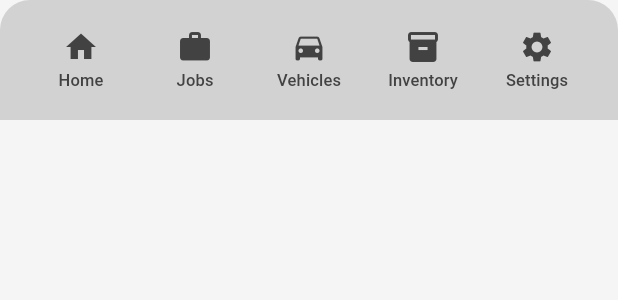
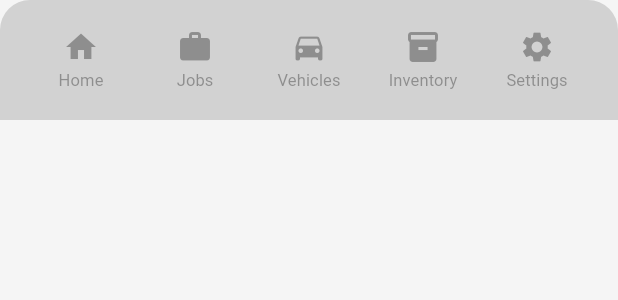
Before and after one commit to KurenoChan/Fixero, a Flutter app: the FixeroBottomAppBar widget shown alone on an empty page, opened directly, on a phone screen of 412 x 824 dp. Shown: the top 300 px of the screen. Run offline on Flutter 3.47's test engine with Material 3 defaults, Android fonts, the phone set to English and light mode, and no system bars; our stand-ins replace animated_splash_screen, firebase_auth, firebase_core, fl_chart, google_sign_in, shared_preferences and 2 more; accounts and stored records are empty; network calls fail.

Commit message:
Refactor: Enhance BottomAppBar and AppBar components
This commit introduces several improvements to the application's navigation and UI:

**BottomAppBar (`FixeroBottomAppBar.dart`):**
- Implemented navigation functionality. Tapping an item now navigates to the corresponding page using `Navigator.pushReplacement`.
- Added active state highlighting: The currently active navigation item is visually distinct (bold text and brighter icon).
- Each navigation item now correctly maps to a specific page and route name.

**AppBar:**
- Renamed `FixeroAppbar.dart` to `FixeroSubAppBar.dart` to better reflect its purpose as a secondary app bar.
- Introduced `FixeroMainAppBar.dart`, a new primary app bar component.
- `FixeroHomeAppBar.dart`: Set `automaticallyImplyLeading` to `false` to prevent the back button from appearing.
- `FixeroSubAppBar.dart`:
    - Set `automaticallyImplyLeading` to `false`.
    - Enhanced styling: increased height, rounded bottom corners, and adjusted text styling for the title.
    - Title is now capitalized using the new `Formatter.capitalize` utility.
- `FixeroMainAppBar.dart`:
    - Designed as a main app bar with a title and a search icon.
    - Features rounded bottom corners and specific padding and text styling.
    - Title is capitalized using `Formatter.capitalize`.

**Routing and Pages:**
- `HomePage.dart`:
    - Added `routeName` static constant.
    - Corrected `FixeroHomeAppbar` to `FixeroHomeAppBar`.
- `InventoryPage.dart`:
    - Created a new page for inventory.
    - Includes `FixeroMainAppBar` and `FixeroBottomAppBar`.
    - Added `routeName` static constant.
- `main.dart`:
    - Configured initial route to `HomePage.routeName`.
    - Added named routes for `HomePage` and `InventoryPage`.

**Utilities:**
- `formatter.dart`: Added a new utility class `Formatter` with a `capitalize` method to capitalize the first letter of each word in a string.

```diff
--- a/lib/components/bars/fixero_bottomappbar.dart
+++ b/lib/components/bars/fixero_bottomappbar.dart
@@ -1,4 +1,6 @@
 import 'package:flutter/material.dart';
+import '../../pages/main/home_page.dart';
+import '../../pages/main/inventory_page.dart';
 
 class FixeroBottomAppBar extends StatelessWidget {
   const FixeroBottomAppBar({super.key});
@@ -6,6 +8,7 @@ class FixeroBottomAppBar extends StatelessWidget {
   @override
   Widget build(BuildContext context) {
     final theme = Theme.of(context);
+    final currentRoute = ModalRoute.of(context)?.settings.name;
 
     return ClipRRect(
       borderRadius: const BorderRadius.only(
@@ -18,37 +21,60 @@ class FixeroBottomAppBar extends StatelessWidget {
         child: Row(
           mainAxisAlignment: MainAxisAlignment.spaceAround,
           children: [
-            _navItem(Icons.home, 'Home', theme),
-            _navItem(Icons.work, 'Jobs', theme),
-            _navItem(Icons.directions_car, 'Vehicles', theme),
-            _navItem(Icons.inventory, 'Inventory', theme),
-            _navItem(Icons.settings, 'Settings', theme),
+            Expanded(child: _navItem(context, Icons.home, 'Home', theme, const HomePage(), HomePage.routeName, currentRoute)),
+            Expanded(child: _navItem(context, Icons.work, 'Jobs', theme, const HomePage(), '/jobs', currentRoute)),
+            Expanded(child: _navItem(context, Icons.directions_car, 'Vehicles', theme, const HomePage(), '/vehicles', currentRoute)),
+            Expanded(child: _navItem(context, Icons.inventory, 'Inventory', theme, const InventoryPage(), InventoryPage.routeName, currentRoute)),
+            Expanded(child: _navItem(context, Icons.settings, 'Settings', theme, const HomePage(), '/settings', currentRoute)),
           ],
         ),
       ),
     );
   }
 
-  Widget _navItem(IconData icon, String label, ThemeData theme) {
-    return Expanded(
-      child: TextButton(
-        onPressed: () {},
+  Widget _navItem(
+      BuildContext context,
+      IconData icon,
+      String label,
+      ThemeData theme,
+      Widget page,
+      String destinationRoute,
+      String? currentRoute,
+      ) {
+    final isActive = destinationRoute == currentRoute;
+
+    return TextButton(
+      onPressed: () {
+        if (!isActive) {
+          Navigator.pushReplacement(
+            context,
+            MaterialPageRoute(
+              builder: (_) => page,
+              settings: RouteSettings(name: destinationRoute),
+            ),
+          );
+        }
+      },
       style: TextButton.styleFrom(padding: const EdgeInsets.symmetric(vertical: 6)),
       child: Column(
         mainAxisSize: MainAxisSize.min,
         children: [
-            Icon(icon, color: theme.colorScheme.inversePrimary, size: 24), // Not too big
+          Icon(
+            icon,
+            color: isActive ? theme.colorScheme.inversePrimary : theme.colorScheme.inversePrimary.withAlpha(120),
+            size: 24,
+          ),
           const SizedBox(height: 2),
           Text(
             label,
             style: TextStyle(
-                color: theme.colorScheme.inversePrimary,
+              color: isActive ? theme.colorScheme.inversePrimary : theme.colorScheme.inversePrimary.withAlpha(120),
               fontSize: 11,
+              fontWeight: isActive ? FontWeight.bold : FontWeight.normal,
             ),
           ),
         ],
       ),
-      ),
     );
   }
 }
--- a/lib/components/bars/fixero_homeappbar.dart
+++ b/lib/components/bars/fixero_homeappbar.dart
@@ -1,10 +1,10 @@
 import 'package:flutter/material.dart';
 
-class FixeroHomeAppbar extends StatelessWidget implements PreferredSizeWidget {
+class FixeroHomeAppBar extends StatelessWidget implements PreferredSizeWidget {
   final String username;
   final String profileImgUrl;
 
-  const FixeroHomeAppbar({
+  const FixeroHomeAppBar({
     super.key,
     required this.username,
     required this.profileImgUrl,
@@ -16,6 +16,7 @@ class FixeroHomeAppbar extends StatelessWidget implements PreferredSizeWidget {
   @override
   Widget build(BuildContext context) {
     return AppBar(
+      automaticallyImplyLeading: false,
       elevation: 0,
       flexibleSpace: Padding(
         padding: const EdgeInsets.only(top: 0.0), // top spacing
--- a/lib/pages/main/home_page.dart
+++ b/lib/pages/main/home_page.dart
@@ -14,6 +14,8 @@ import '../../data/service_dao.dart';
 // import 'login_page.dart';
 
 class HomePage extends StatefulWidget {
+  static const routeName = '/home';
+
   const HomePage({super.key});
 
   @override
@@ -67,7 +69,7 @@ class _HomePageState extends State<HomePage> {
 
     return SafeArea(
       child: Scaffold(
-        appBar: const FixeroHomeAppbar(
+        appBar: const FixeroHomeAppBar(
           username: "Henry Roosevelt",
           profileImgUrl: "https://i.pravatar.cc/150?img=11",
         ),
```
Also changed, not shown: lib/components/bars/fixero_appbar.dart (deleted, +0 -21 lines), lib/components/bars/fixero_mainappbar.dart (added, +54 -0 lines), lib/components/bars/fixero_subappbar.dart (added, +84 -0 lines), lib/main.dart (+6 -44 lines), lib/pages/main/inventory_page.dart (added, +20 -0 lines), lib/utils/formatter.dart (added, +8 -0 lines). Lines whose indentation alone changed are shown as unchanged.
